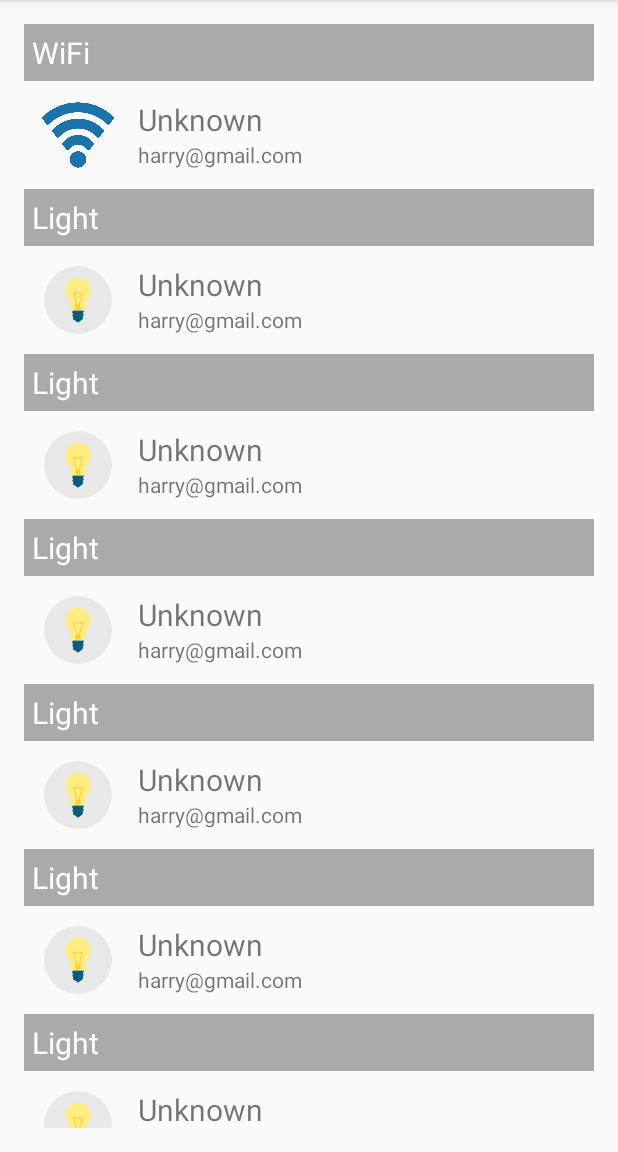
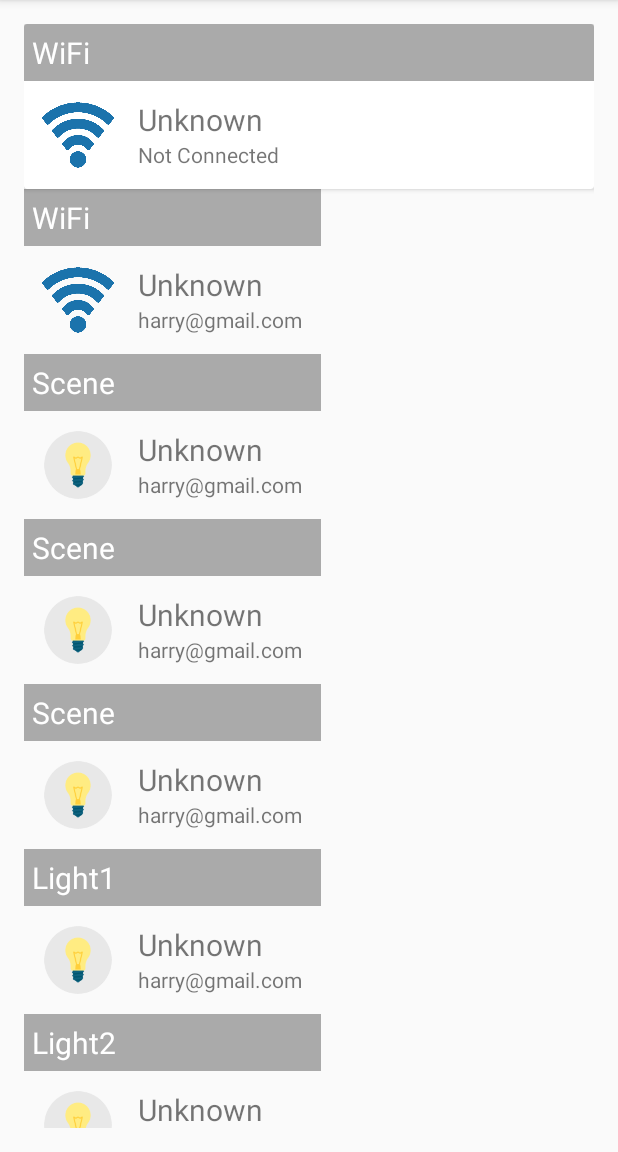
Before and after one commit to viperman1271/Hue, an Android app: the screen it shows after launch (MainActivity), on a phone screen of 412 x 824 dp, the part 84-1236 px from its top. Run offline under Robolectric (Android 15) with nearby library versions, the phone set to English and light mode, and no system bars.

Commit message:
Removing all the light files, cleanup of the data file, and reorganizing the main activity

```diff
--- a/Android/ClientApp/app/src/main/java/com/mikefilion/hueclientapp/MyData.java
+++ b/Android/ClientApp/app/src/main/java/com/mikefilion/hueclientapp/MyData.java
@@ -4,15 +4,15 @@ public class MyData {
 
     static String[] nameArray = {
             "WiFi",
-            "Light",
-            "Light",
-            "Light",
-            "Light",
-            "Light",
-            "Light",
-            "Light",
-            "Light",
-            "Light"
+            "Scene",
+            "Scene",
+            "Scene",
+            "Light1",
+            "Light2",
+            "Light3",
+            "Light4",
+            "Light5",
+            "Light6"
     };
     static String[] emailArray = {
             "harry@gmail.com",
--- a/Android/ClientApp/app/src/main/res/layout/activity_main.xml
+++ b/Android/ClientApp/app/src/main/res/layout/activity_main.xml
@@ -1,73 +1,27 @@
 <?xml version="1.0" encoding="utf-8"?>
-<RelativeLayout xmlns:android="http://schemas.android.com/apk/res/android"
-    xmlns:tools="http://schemas.android.com/tools"
+<LinearLayout xmlns:android="http://schemas.android.com/apk/res/android"
     android:layout_width="match_parent"
     android:layout_height="match_parent"
     android:paddingBottom="@dimen/activity_vertical_margin"
     android:paddingLeft="@dimen/activity_horizontal_margin"
     android:paddingRight="@dimen/activity_horizontal_margin"
-    android:paddingTop="@dimen/activity_vertical_margin">
+    android:paddingTop="@dimen/activity_vertical_margin"
+    android:orientation="vertical">
 
-    <android.support.v7.widget.RecyclerView
-        android:id="@+id/my_recycler_view"
-        android:layout_width="match_parent"
-        android:layout_height="match_parent"
-        android:scrollbars="vertical"
-        />
-
-    <!--<ScrollView
-        android:layout_width="match_parent"
-        android:layout_height="match_parent">
     <android.support.v7.widget.CardView
         xmlns:card_view="http://schemas.android.com/apk/res-auto"
         android:id="@+id/card_view"
         android:layout_gravity="center"
         android:layout_width="fill_parent"
-        android:layout_height="wrap_content">
-
-            <include layout="@layout/wifi_status"/>
-
+        android:layout_height="wrap_content"
+        android:paddingBottom="5dp">
+        <include layout="@layout/wifi_status"/>
     </android.support.v7.widget.CardView>
 
-    <android.support.v7.widget.CardView
-        xmlns:card_view="http://schemas.android.com/apk/res-auto"
-        android:id="@+id/card_view2"
-        android:layout_gravity="center"
-        android:layout_width="fill_parent"
-        android:layout_height="wrap_content">
-
-        <include layout="@layout/light_1"/>
-
-    </android.support.v7.widget.CardView>
-
-    <android.support.v7.widget.CardView
-        xmlns:card_view="http://schemas.android.com/apk/res-auto"
-        android:layout_gravity="center"
-        android:layout_width="fill_parent"
-        android:layout_height="wrap_content">
-
-        <include layout="@layout/light_2"/>
-
-    </android.support.v7.widget.CardView>
-
-    <android.support.v7.widget.CardView
-        xmlns:card_view="http://schemas.android.com/apk/res-auto"
-        android:layout_gravity="center"
-        android:layout_width="fill_parent"
-        android:layout_height="wrap_content">
-
-        <include layout="@layout/light_3"/>
-
-    </android.support.v7.widget.CardView>
-
-    <android.support.v7.widget.CardView
-        xmlns:card_view="http://schemas.android.com/apk/res-auto"
-        android:layout_gravity="center"
-        android:layout_width="fill_parent"
-        android:layout_height="wrap_content">
-
-        <include layout="@layout/light_4"/>
-
-    </android.support.v7.widget.CardView>
-    </ScrollView>-->
-</RelativeLayout>
+    <android.support.v7.widget.RecyclerView
+        android:id="@+id/my_recycler_view"
+        android:layout_width="wrap_content"
+        android:layout_height="wrap_content"
+        android:layout_weight=".50"
+        android:scrollbars="vertical" />
+</LinearLayout>
```
Also changed, not shown: Android/ClientApp/app/src/main/res/layout/light_1.xml (deleted, +0 -46 lines), Android/ClientApp/app/src/main/res/layout/light_2.xml (deleted, +0 -46 lines), Android/ClientApp/app/src/main/res/layout/light_3.xml (deleted, +0 -46 lines), Android/ClientApp/app/src/main/res/layout/light_4.xml (deleted, +0 -46 lines), Android/ClientApp/app/src/main/res/layout/light_5.xml (deleted, +0 -46 lines), Android/ClientApp/app/src/main/res/layout/light_6.xml (deleted, +0 -46 lines).
